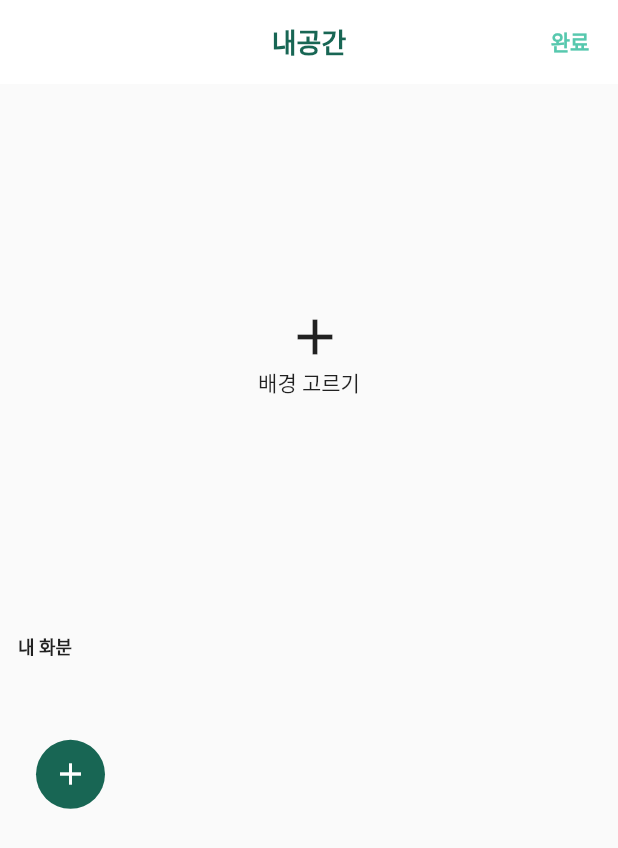
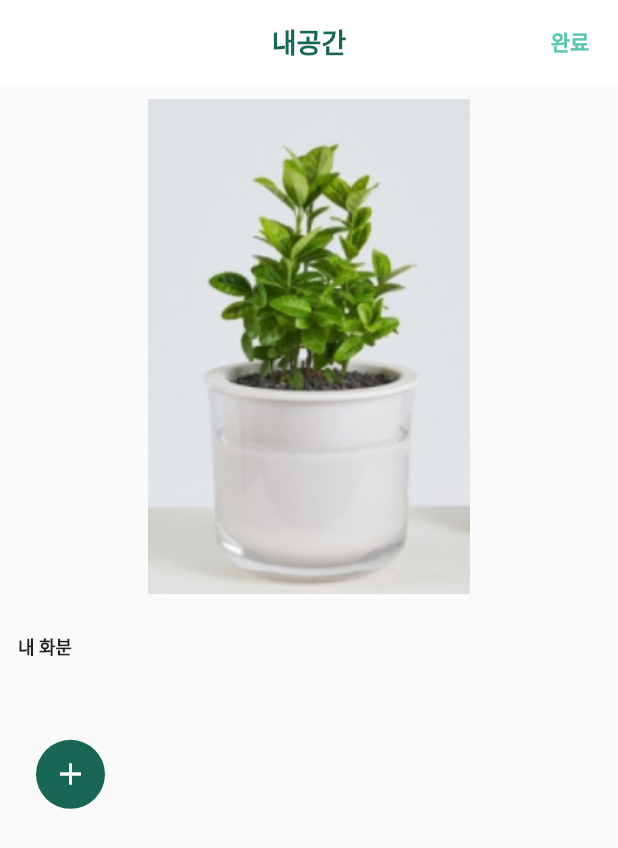
Before and after one commit to ifplant/ifplant_app, a Flutter app: the screen it shows after launch, on a phone screen of 412 x 824 dp. Shown: the top 848 px of the screen. Run offline on Flutter 3.47's test engine with Material 2 defaults, Android fonts, the phone set to English and light mode, and no system bars; our stand-ins replace get, image_picker.

```diff
--- a/lib/app/ui/android/home/home.dart
+++ b/lib/app/ui/android/home/home.dart
@@ -37,24 +37,36 @@ class Home extends GetWidget<HomeController> {
                     padding: const EdgeInsets.symmetric(horizontal: 12),
                     width: Get.size.width * 0.85,
                     height: Get.size.width * 0.85,
-                    child: controller.selectedImage.path.isNotEmpty
-                        ? Image.file(controller.selectedImage,
-                            fit: BoxFit.cover)
-                        : Center(
-                            child: Column(
-                              mainAxisAlignment: MainAxisAlignment.center,
-                              children: [
-                                IconButton(
-                                  icon: const Icon(
-                                    Icons.add,
-                                    size: 40,
+                    child: DragTarget(
+                      builder: (context, candiated, rejected) {
+                        return Image.asset(
+                          "assets/images/sample_plant.png",
+                          // fit: BoxFit.cover,
+                        );
+                      },
+                      onWillAccept: (data) {
+                        return controller.selectedPlants.contains(data);
+                      },
                     ),
-                                  onPressed: controller.pickSingleImage,
-                                ),
-                                const Text('배경 고르기'),
-                              ],
-                            ),
-                          ),
+                    // child: controller.selectedImage.path.isNotEmpty
+                    //     ? Image.file(controller.selectedImage,
+                    //         fit: BoxFit.cover)
+
+                    //     : Center(
+                    //         child: Column(
+                    //           mainAxisAlignment: MainAxisAlignment.center,
+                    //           children: [
+                    //             IconButton(
+                    //               icon: const Icon(
+                    //                 Icons.add,
+                    //                 size: 40,
+                    //               ),
+                    //               onPressed: controller.pickSingleImage,
+                    //             ),
+                    //             const Text('배경 고르기'),
+                    //           ],
+                    //         ),
+                    //       ),
                   ),
                 ),
               ),
@@ -90,8 +102,10 @@ class Home extends GetWidget<HomeController> {
                               controller.addPlant(item, index: newIndex);
                             },
                             itemBuilder: (context, index) {
-                              return Stack(
+                              return Draggable(
                                 key: Key('$index'),
+                                data: controller.selectedPlants[index].name,
+                                child: Stack(
                                   children: [
                                     Container(
                                       margin: const EdgeInsets.only(
@@ -99,8 +113,8 @@ class Home extends GetWidget<HomeController> {
                                       height: 110,
                                       width: 80,
                                       color: Colors.red,
-                                    child: Text(
-                                        controller.selectedPlants[index].name),
+                                      child: Text(controller
+                                          .selectedPlants[index].name),
                                     ),
                                     Positioned(
                                       child: Align(
@@ -108,7 +122,8 @@ class Home extends GetWidget<HomeController> {
                                         child: InkWell(
                                           child: const CircleAvatar(
                                             child: Center(
-                                            child: Icon(Icons.close, size: 15),
+                                              child:
+                                                  Icon(Icons.close, size: 15),
                                             ),
                                             radius: 13,
                                             backgroundColor: primaryColor,
@@ -120,6 +135,20 @@ class Home extends GetWidget<HomeController> {
                                       ),
                                     ),
                                   ],
+                                ),
+                                feedback: Stack(
+                                  children: [
+                                    Container(
+                                      margin: const EdgeInsets.only(
+                                          right: 5, left: 5, top: 10),
+                                      height: 110,
+                                      width: 80,
+                                      color: Colors.red,
+                                      child: Text(controller
+                                          .selectedPlants[index].name),
+                                    ),
+                                  ],
+                                ),
                               );
                             },
                             itemCount: controller.selectedPlants.length,
```
Also changed, not shown: lib/app/ui/android/select_detail/select_plant_detail.dart (+8 -1 lines). Lines whose indentation alone changed are shown as unchanged.
